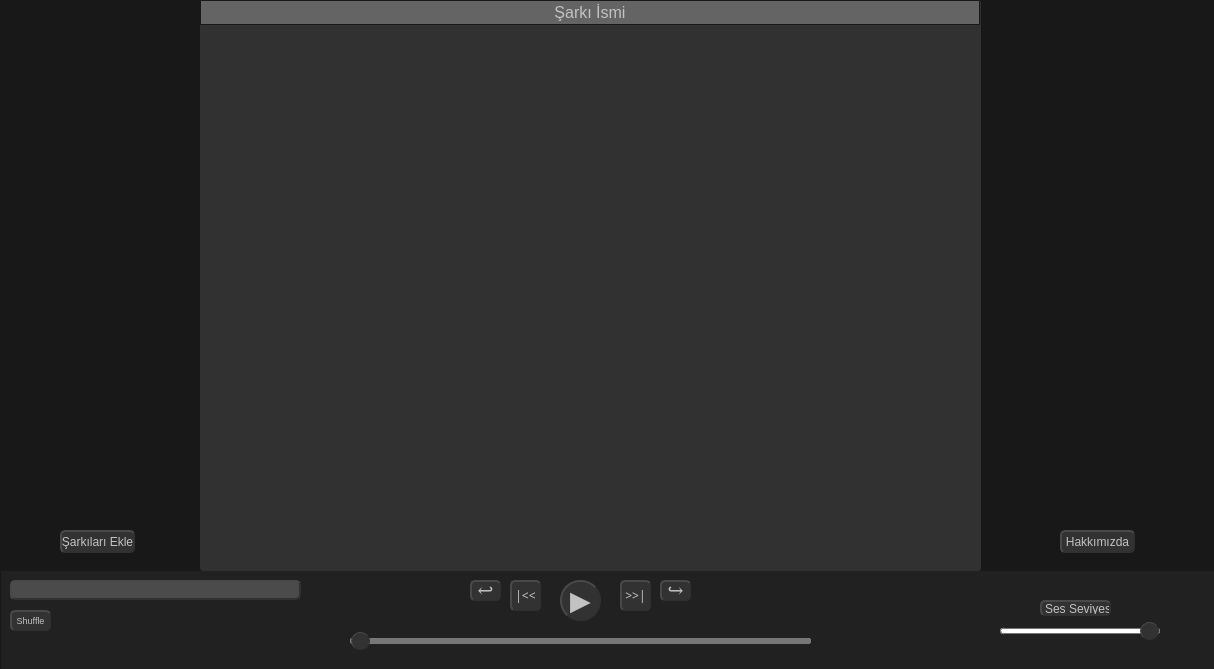
First picture: the form in gui.ui, repository nicktimur/Python-OOP-MP3-Player, before the edit.
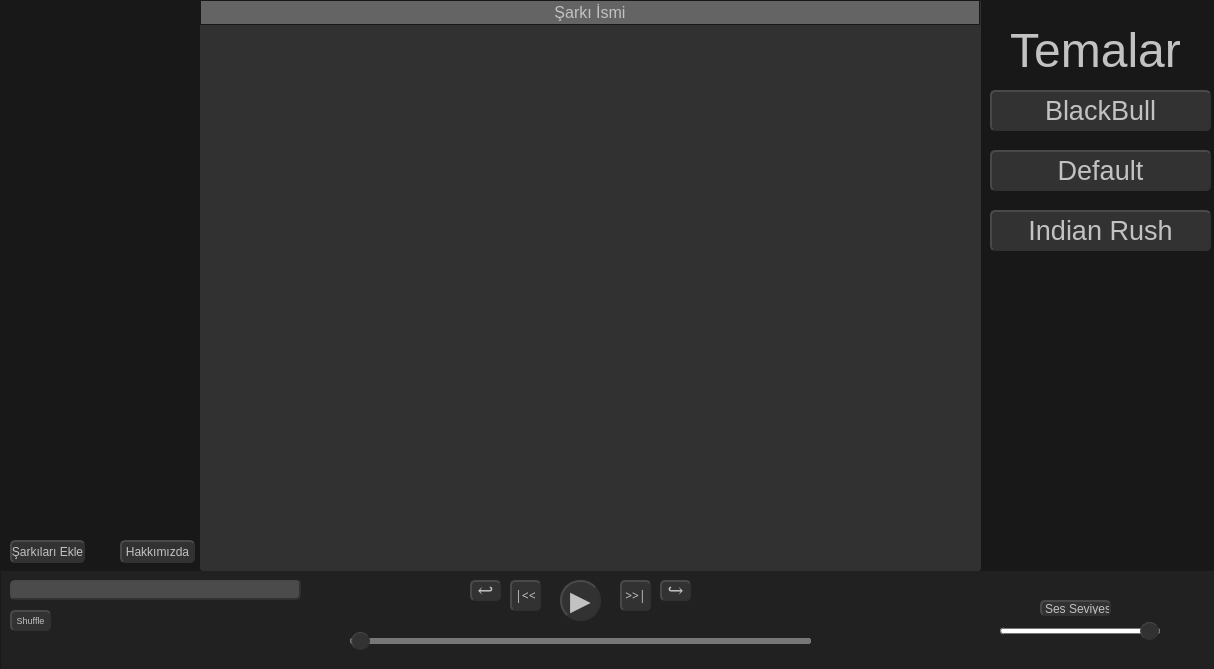
Second picture: the form after the edit. Icons and pictures are not drawn.

The edit to the form file:
```diff
--- a/gui.ui
+++ b/gui.ui
@@ -687,48 +687,11 @@
     </property>
    </column>
   </widget>
-  <widget class="QPushButton" name="find_path">
-   <property name="geometry">
-    <rect>
-     <x>60</x>
-     <y>530</y>
-     <width>75</width>
-     <height>23</height>
-    </rect>
-   </property>
-   <property name="font">
-    <font>
-     <family>Yu Gothic UI</family>
-    </font>
-   </property>
-   <property name="styleSheet">
-    <string notr="true">QPushButton {
-    color: #c2c2c2;
-    border: 2px solid #313131;
-    border-radius: 5px;
-    border-style: outset;
-    background:  rgb(50, 50, 50);
-    }
-
-QPushButton:hover {
-    background:  rgb(30, 30, 30);
-	border: 2px solid #2a2a2a;
-    }
-
-QPushButton:pressed {
-    border-style: inset;
-    background: rgb(15, 15, 15);
-    }</string>
-   </property>
-   <property name="text">
-    <string>Şarkıları Ekle</string>
-   </property>
-  </widget>
   <widget class="QPushButton" name="about_us">
    <property name="geometry">
     <rect>
-     <x>1060</x>
-     <y>530</y>
+     <x>120</x>
+     <y>540</y>
      <width>75</width>
      <height>23</height>
     </rect>
@@ -761,6 +724,173 @@
     <string>Hakkımızda</string>
    </property>
   </widget>
+  <widget class="QPushButton" name="BlackBull">
+   <property name="geometry">
+    <rect>
+     <x>990</x>
+     <y>90</y>
+     <width>221</width>
+     <height>41</height>
+    </rect>
+   </property>
+   <property name="font">
+    <font>
+     <family>Yu Gothic UI</family>
+     <pointsize>20</pointsize>
+    </font>
+   </property>
+   <property name="styleSheet">
+    <string notr="true">QPushButton {
+    color: #c2c2c2;
+    border: 2px solid #313131;
+    border-radius: 5px;
+    border-style: outset;
+    background:  rgb(50, 50, 50);
+    }
+
+QPushButton:hover {
+    background:  rgb(30, 30, 30);
+	border: 2px solid #2a2a2a;
+    }
+
+QPushButton:pressed {
+    border-style: inset;
+    background: rgb(15, 15, 15);
+    }</string>
+   </property>
+   <property name="text">
+    <string>BlackBull</string>
+   </property>
+  </widget>
+  <widget class="QLabel" name="themes">
+   <property name="geometry">
+    <rect>
+     <x>990</x>
+     <y>20</y>
+     <width>211</width>
+     <height>61</height>
+    </rect>
+   </property>
+   <property name="styleSheet">
+    <string notr="true">color:#c2c2c2;</string>
+   </property>
+   <property name="text">
+    <string>&lt;html&gt;&lt;head/&gt;&lt;body&gt;&lt;p align=&quot;center&quot;&gt;&lt;span style=&quot; font-size:36pt;&quot;&gt;Temalar&lt;/span&gt;&lt;/p&gt;&lt;/body&gt;&lt;/html&gt;</string>
+   </property>
+  </widget>
+  <widget class="QPushButton" name="find_path">
+   <property name="geometry">
+    <rect>
+     <x>10</x>
+     <y>540</y>
+     <width>75</width>
+     <height>23</height>
+    </rect>
+   </property>
+   <property name="font">
+    <font>
+     <family>Yu Gothic UI</family>
+    </font>
+   </property>
+   <property name="styleSheet">
+    <string notr="true">QPushButton {
+    color: #c2c2c2;
+    border: 2px solid #313131;
+    border-radius: 5px;
+    border-style: outset;
+    background:  rgb(50, 50, 50);
+    }
+
+QPushButton:hover {
+    background:  rgb(30, 30, 30);
+	border: 2px solid #2a2a2a;
+    }
+
+QPushButton:pressed {
+    border-style: inset;
+    background: rgb(15, 15, 15);
+    }</string>
+   </property>
+   <property name="text">
+    <string>Şarkıları Ekle</string>
+   </property>
+  </widget>
+  <widget class="QPushButton" name="Default">
+   <property name="geometry">
+    <rect>
+     <x>990</x>
+     <y>150</y>
+     <width>221</width>
+     <height>41</height>
+    </rect>
+   </property>
+   <property name="font">
+    <font>
+     <family>Yu Gothic UI</family>
+     <pointsize>20</pointsize>
+    </font>
+   </property>
+   <property name="styleSheet">
+    <string notr="true">QPushButton {
+    color: #c2c2c2;
+    border: 2px solid #313131;
+    border-radius: 5px;
+    border-style: outset;
+    background:  rgb(50, 50, 50);
+    }
+
+QPushButton:hover {
+    background:  rgb(30, 30, 30);
+	border: 2px solid #2a2a2a;
+    }
+
+QPushButton:pressed {
+    border-style: inset;
+    background: rgb(15, 15, 15);
+    }</string>
+   </property>
+   <property name="text">
+    <string>Default</string>
+   </property>
+  </widget>
+  <widget class="QPushButton" name="Indian_Rush">
+   <property name="geometry">
+    <rect>
+     <x>990</x>
+     <y>210</y>
+     <width>221</width>
+     <height>41</height>
+    </rect>
+   </property>
+   <property name="font">
+    <font>
+     <family>Yu Gothic UI</family>
+     <pointsize>20</pointsize>
+    </font>
+   </property>
+   <property name="styleSheet">
+    <string notr="true">QPushButton {
+    color: #c2c2c2;
+    border: 2px solid #313131;
+    border-radius: 5px;
+    border-style: outset;
+    background:  rgb(50, 50, 50);
+    }
+
+QPushButton:hover {
+    background:  rgb(30, 30, 30);
+	border: 2px solid #2a2a2a;
+    }
+
+QPushButton:pressed {
+    border-style: inset;
+    background: rgb(15, 15, 15);
+    }</string>
+   </property>
+   <property name="text">
+    <string>Indian Rush</string>
+   </property>
+  </widget>
  </widget>
  <resources/>
  <connections/>
```
Left out of the diff: 4 changed lines with no effect on the pictures.
